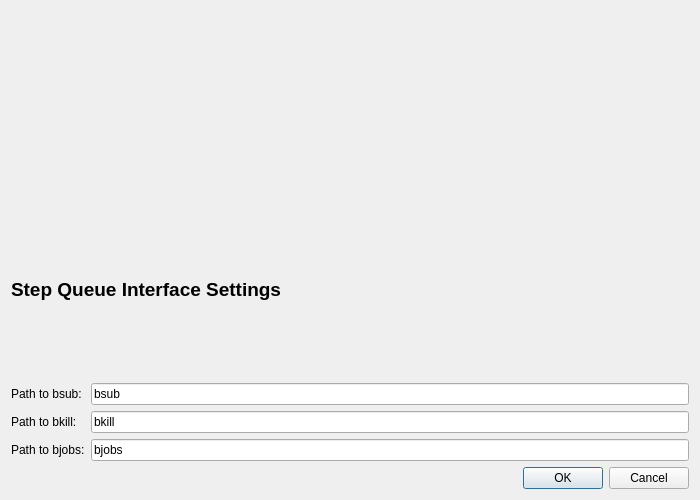
xtalopt/XtalOpt, file src/globalsearch/queueinterfaces/lsfdialog.ui: the form before one commit.
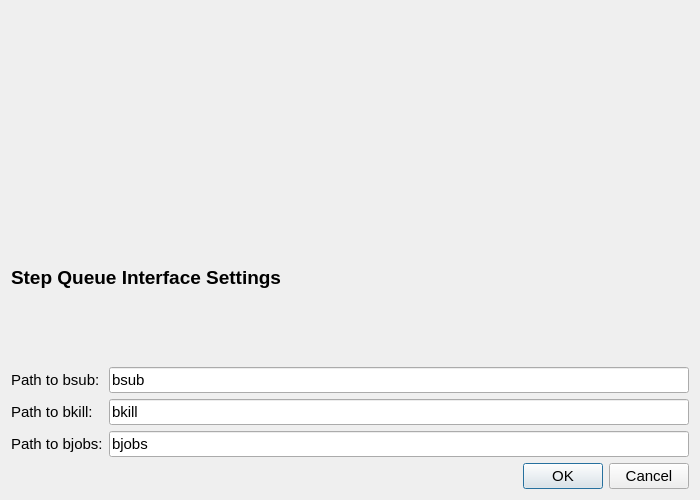
The form after the commit. Custom widgets are drawn as their Qt base class.

Patch:
```diff
--- a/src/globalsearch/queueinterfaces/lsfdialog.ui
+++ b/src/globalsearch/queueinterfaces/lsfdialog.ui
@@ -16,6 +16,11 @@
     <verstretch>0</verstretch>
    </sizepolicy>
   </property>
+  <property name="font">
+   <font>
+    <pointsize>11</pointsize>
+   </font>
+  </property>
   <property name="windowTitle">
    <string>LSF Queue Configuration</string>
   </property>
```
Left out of the diff: 2 changed lines with no effect on the pictures.
